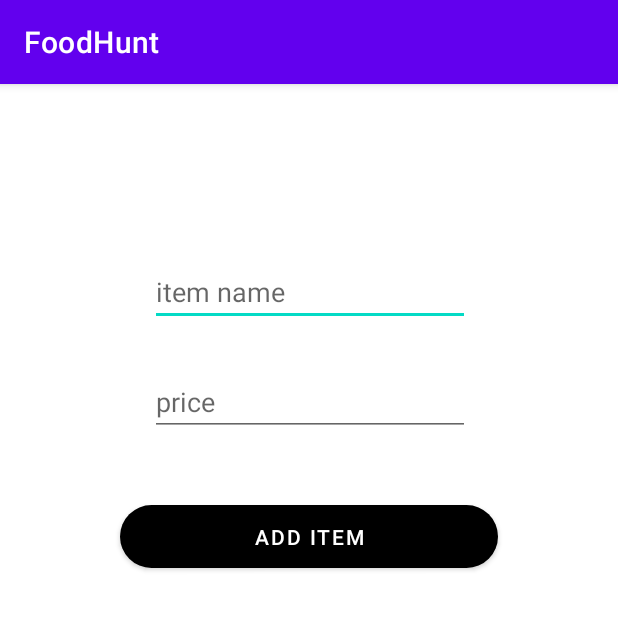
After one commit to Debashrita-Roy/FoodHunt, an Android app: the AddItemActivity screen opened directly, with no data from a screen before it, on a phone screen of 412 x 824 dp, the top half of it. The commit adds this screen. Run offline under Robolectric (Android 15) with nearby library versions, the light colour scheme and no system bars; our stand-ins replace Firebase (no records; nobody signed in at launch, a user with empty details on screens opened directly).

```diff
--- /dev/null
+++ b/app/src/main/java/com/example/foodhunt/AddItemActivity.kt
@@ -0,0 +1,49 @@
+package com.example.foodhunt
+
+import androidx.appcompat.app.AppCompatActivity
+import android.os.Bundle
+import android.util.Log
+import android.view.View
+import android.widget.Button
+import android.widget.EditText
+import android.widget.Toast
+import com.google.firebase.auth.FirebaseAuth
+import com.google.firebase.database.FirebaseDatabase
+
+class AddItemActivity : AppCompatActivity() {
+
+    lateinit var itemNameEditText: EditText
+    lateinit var itemPriceEditText: EditText
+    lateinit var addItemButton: Button
+
+    override fun onCreate(savedInstanceState: Bundle?) {
+        super.onCreate(savedInstanceState)
+        setContentView(R.layout.activity_add_item)
+
+
+        itemNameEditText = findViewById(R.id.itemNameE)
+        itemPriceEditText = findViewById(R.id.itemPriceE)
+        addItemButton = findViewById(R.id.itemB)
+
+        db = FirebaseDatabase.getInstance()
+        auth = FirebaseAuth.getInstance()
+    }
+
+    fun addItem(view: View) {
+
+        val i = intent.extras
+        val hotName = i?.getString("Hotelname")
+
+        Log.d("AddItemActivity","Hotel name : $hotName")
+        val iname = itemNameEditText.text.toString()
+        val iprice = itemPriceEditText.text.toString()
+
+        val item = Item(iname,iprice.toInt(),10)
+
+        val itemRef = db.getReference("Hotels/Hotel Name/$hotName/Items")
+        itemRef.child(item.itemName.toString()).setValue(item)
+        Toast.makeText(this, "$iname added successfully in Hotel $hotName", Toast.LENGTH_SHORT).show()
+         itemNameEditText.setText("")
+         itemPriceEditText.setText("")
+    }
+}
--- a/app/src/main/java/com/example/foodhunt/AllHotelActivity.kt
+++ b/app/src/main/java/com/example/foodhunt/AllHotelActivity.kt
@@ -48,10 +48,13 @@ class AllHotelActivity : AppCompatActivity() {
                 }
                 Log.d("AllHotelActivity","hotelList : $hotelList")
                for(j in 0..(hotelList.size - 1)){
-                   val hotel1 = snapshot.children.elementAt(j.toInt())
+                   val itemnames = snapshot.children.elementAt(j).child("Items")
+                   Log.d("AllHotelActivity","items : $itemnames")
+                   itemList.add(itemnames.child("Items").value.toString())
+
                    val hotname = hotelList[j]
                    Log.d("AllHotelActivity","hotname : $hotname")
-                   itemList.add(hotel1.child("hotelName/$hotname/Items").value.toString())
+
                }
                 Log.d("AllHotelActivity","hotelList : $itemList")
             }
--- /dev/null
+++ b/app/src/main/res/layout/activity_add_item.xml
@@ -0,0 +1,48 @@
+<?xml version="1.0" encoding="utf-8"?>
+<androidx.constraintlayout.widget.ConstraintLayout xmlns:android="http://schemas.android.com/apk/res/android"
+    xmlns:app="http://schemas.android.com/apk/res-auto"
+    xmlns:tools="http://schemas.android.com/tools"
+    android:layout_width="match_parent"
+    android:layout_height="match_parent"
+    tools:context=".AddItemActivity">
+
+    <EditText
+        android:id="@+id/itemNameE"
+        android:layout_width="wrap_content"
+        android:layout_height="wrap_content"
+        android:layout_marginTop="116dp"
+        android:ems="10"
+        android:hint="item name"
+        android:inputType="textPersonName"
+        app:layout_constraintEnd_toEndOf="parent"
+        app:layout_constraintHorizontal_bias="0.504"
+        app:layout_constraintStart_toStartOf="parent"
+        app:layout_constraintTop_toTopOf="parent" />
+
+    <EditText
+        android:id="@+id/itemPriceE"
+        android:layout_width="wrap_content"
+        android:layout_height="wrap_content"
+        android:layout_marginTop="28dp"
+        android:ems="10"
+        android:hint="price"
+        android:inputType="textPersonName"
+        app:layout_constraintEnd_toEndOf="parent"
+        app:layout_constraintHorizontal_bias="0.504"
+        app:layout_constraintStart_toStartOf="parent"
+        app:layout_constraintTop_toBottomOf="@+id/itemNameE" />
+
+    <Button
+        android:id="@+id/itemB"
+        android:layout_width="252dp"
+        android:layout_height="54dp"
+        android:layout_marginTop="40dp"
+        android:backgroundTintMode="multiply"
+        android:onClick="addItem"
+        android:shadowColor="#E4DDDD"
+        android:text="Add Item"
+        app:cornerRadius="40dp"
+        app:layout_constraintEnd_toEndOf="parent"
+        app:layout_constraintStart_toStartOf="parent"
+        app:layout_constraintTop_toBottomOf="@+id/itemPriceE" />
+</androidx.constraintlayout.widget.ConstraintLayout>
```
